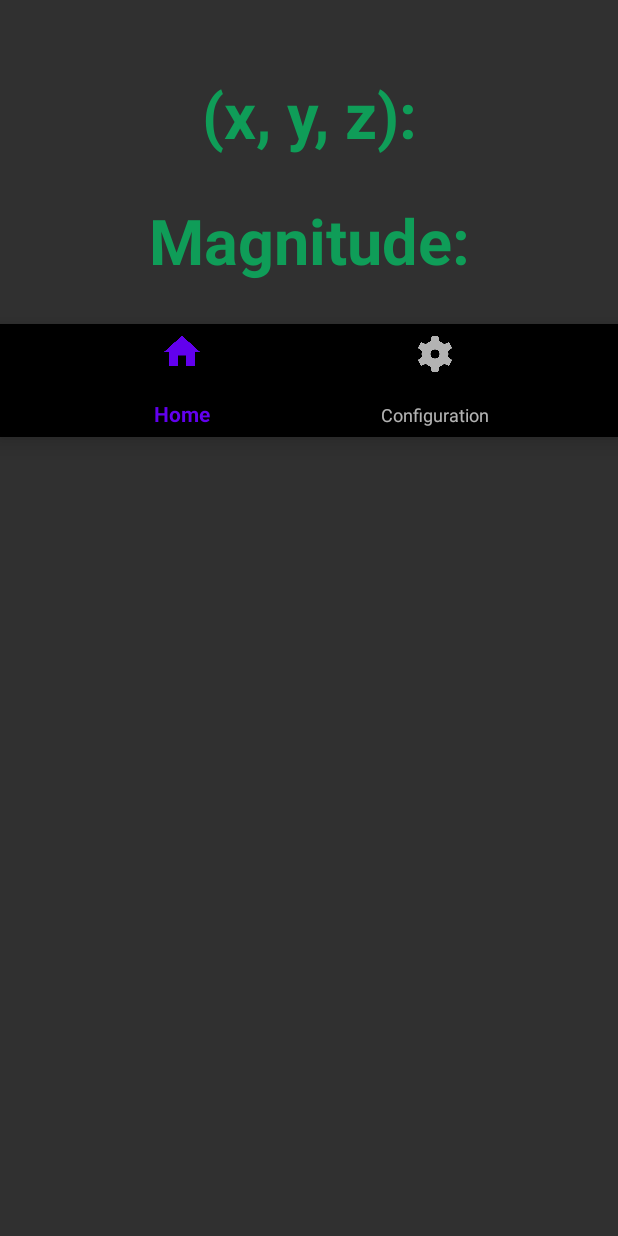
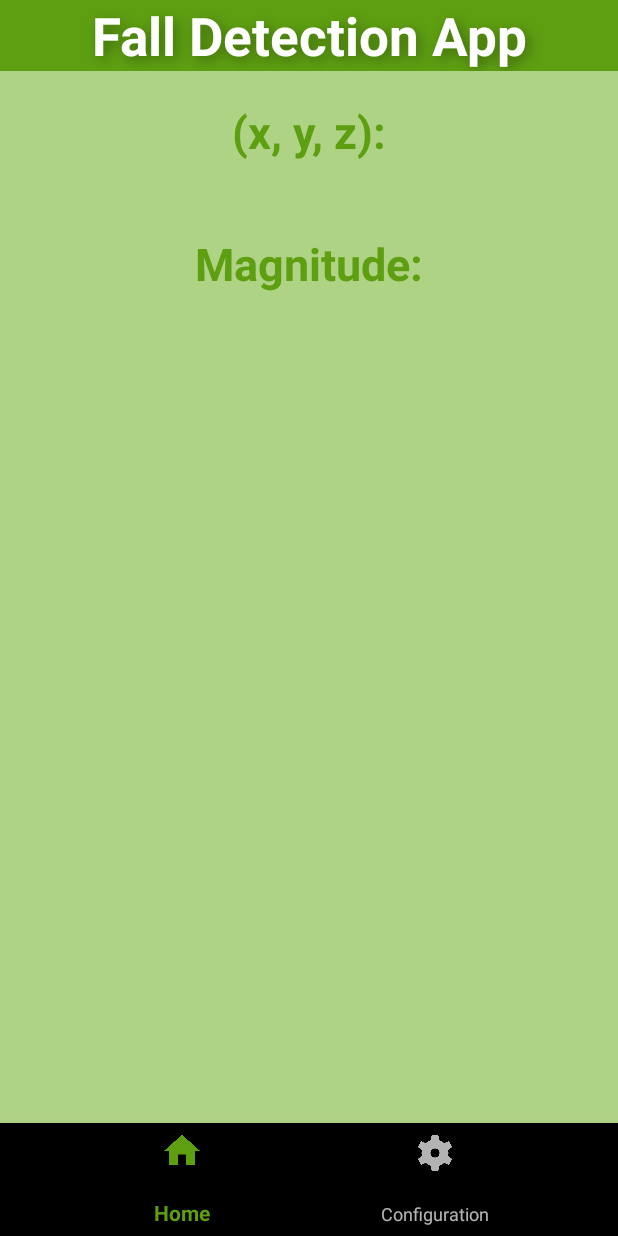
Before and after one commit to pulnara/android-fall-detection, an Android app: the screen it shows after launch (MainActivity), on a phone screen of 412 x 824 dp. Run offline under Robolectric (Android 15) with nearby library versions, the phone set to English and light mode, and no system bars.

Commit message:
UI improvements

```diff
--- a/app/build.gradle
+++ b/app/build.gradle
@@ -34,7 +34,6 @@ android {
 }
 
 dependencies {
-
     implementation "org.jetbrains.kotlin:kotlin-stdlib:$kotlin_version"
     implementation 'androidx.core:core-ktx:1.6.0'
     implementation 'androidx.appcompat:appcompat:1.3.0'
--- a/app/src/main/java/com/example/androidfalldetection/AccelerometerData.kt
+++ b/app/src/main/java/com/example/androidfalldetection/AccelerometerData.kt
@@ -5,15 +5,6 @@ import kotlin.math.sqrt
 import kotlin.math.PI
 
 class AccelerometerData(val x: Float, val y: Float, val z: Float) {
-
-    fun countRoll(): Float {
-        return atan(y / sqrt( x * x + z * z  )) * 180 / PI.toFloat()
-    }
-
-    fun countPitch(): Float {
-        return atan(x / sqrt( y * y + z * z  )) * 180 / PI.toFloat()
-    }
-
     fun countAcceleration(): Float {
         return sqrt(x * x + y * y + z * z)
     }
--- a/app/src/main/java/com/example/androidfalldetection/FallDetector.kt
+++ b/app/src/main/java/com/example/androidfalldetection/FallDetector.kt
@@ -17,7 +17,9 @@ import android.view.LayoutInflater
 import android.view.View
 import android.view.ViewGroup
 import android.widget.Button
+import androidx.core.content.ContextCompat
 import androidx.fragment.app.Fragment
+
 
 
 class FallDetector : Fragment(R.layout.fragment_fall_detection) {
@@ -30,6 +32,7 @@ class FallDetector : Fragment(R.layout.fragment_fall_detection) {
     var fallCount = 0
     lateinit var fallDetectionView: View
     private lateinit var abortButton: Button
+    private lateinit var animationButtonDrawable: AnimationDrawable
     private lateinit var smsManager: SmsManager
     var smsSent = false
 
@@ -41,13 +44,21 @@ class FallDetector : Fragment(R.layout.fragment_fall_detection) {
         smsManager = SmsManager.getDefault()
         fallDetectionView = inflater.inflate(R.layout.fragment_fall_detection, container, false)
         abortButton = fallDetectionView.findViewById(R.id.abortButton)
+        abortButton.setBackgroundResource(R.drawable.button_animation)
+        animationButtonDrawable = abortButton.background as AnimationDrawable
+
         abortButton.setOnClickListener {
             abortButton.visibility = View.INVISIBLE
-            fallDetectionView.background = null
             resetVariables()
         }
         return fallDetectionView
     }
+
+    override fun onStart() {
+        super.onStart()
+        animationButtonDrawable.start()
+    }
+
 
     fun detectFall(ad: AccelerometerData) {
         val acc = ad.countAcceleration()
@@ -71,18 +82,6 @@ class FallDetector : Fragment(R.layout.fragment_fall_detection) {
         layingOnGroundFlag = false
         landingFlag = false
         running = false
-    }
-
-    fun addBackgroundAnimation() {
-        val drawable = AnimationDrawable()
-        val handler = Handler()
-
-        drawable.addFrame(ColorDrawable(Color.RED), 400)
-        drawable.addFrame(ColorDrawable(Color.GREEN), 400)
-        drawable.setOneShot(false)
-
-        fallDetectionView.setBackground(drawable)
-        handler.postDelayed( { drawable.start() }, 100)
     }
 
     fun playNotificationSound() {
@@ -117,7 +116,6 @@ class FallDetector : Fragment(R.layout.fragment_fall_detection) {
                 fallCount += 1
                 layingOnGroundFlag = false
                 abortButton.visibility = View.VISIBLE
-                addBackgroundAnimation()
                 playNotificationSound()
             }else if (seconds > 3 && landingFlag == false) {
                 //reset variables??
--- a/app/src/main/java/com/example/androidfalldetection/MainActivity.kt
+++ b/app/src/main/java/com/example/androidfalldetection/MainActivity.kt
@@ -10,6 +10,7 @@ import androidx.fragment.app.Fragment
 import com.google.android.material.bottomnavigation.BottomNavigationView
 import kotlinx.android.synthetic.main.activity_main.*
 import kotlinx.android.synthetic.main.fragment_fall_detection.*
+import java.util.*
 
 
 class MainActivity : AppCompatActivity() {
@@ -50,11 +51,11 @@ class MainActivity : AppCompatActivity() {
             //on translation method of accelerometer
             override fun onTranslation(tx: Float, ty: Float, ts: Float) {
                 //Log.i("ACCELEROMETER", "($tx, $ty, $ts)")
-                val coordinatesAsString = "($tx, $ty, $ts)"
+                val coordinatesAsString = "(%.5f, %.5f, %.5f)".format(Locale.ENGLISH, tx, ty, ts)
                 xyz?.text = coordinatesAsString
                 // set the color red if the device moves in positive x axis
                 val accelerometerData = AccelerometerData(tx, ty, ts)
-                magnitude?.text = accelerometerData.countAcceleration().toString()
+                magnitude?.text = "%.5f".format(Locale.ENGLISH, accelerometerData.countAcceleration())
                 fallDetector.detectFall(accelerometerData)
             }
         })
--- /dev/null
+++ b/app/src/main/res/drawable/button_animation.xml
@@ -0,0 +1,6 @@
+<?xml version="1.0" encoding="utf-8"?>
+<animation-list xmlns:android="http://schemas.android.com/apk/res/android"
+    android:oneshot="false">
+    <item android:drawable="@drawable/round_button_blue" android:duration="350" />
+    <item android:drawable="@drawable/round_button_red" android:duration="350" />
+</animation-list>
--- /dev/null
+++ b/app/src/main/res/drawable/round_button_blue.xml
@@ -0,0 +1,9 @@
+<?xml version="1.0" encoding="utf-8"?>
+<shape xmlns:android="http://schemas.android.com/apk/res/android"
+    android:shape="rectangle">
+    <solid android:color="@android:color/holo_blue_dark" />
+    <corners android:bottomRightRadius="125dp"
+        android:bottomLeftRadius="125dp"
+        android:topRightRadius="125dp"
+        android:topLeftRadius="125dp"/>
+</shape>
--- /dev/null
+++ b/app/src/main/res/drawable/round_button_red.xml
@@ -0,0 +1,9 @@
+<?xml version="1.0" encoding="utf-8"?>
+<shape xmlns:android="http://schemas.android.com/apk/res/android"
+    android:shape="rectangle">
+    <solid android:color="@android:color/holo_red_dark" />
+    <corners android:bottomRightRadius="125dp"
+        android:bottomLeftRadius="125dp"
+        android:topRightRadius="125dp"
+        android:topLeftRadius="125dp"/>
+</shape>
--- a/app/src/main/res/layout/activity_main.xml
+++ b/app/src/main/res/layout/activity_main.xml
@@ -5,20 +5,44 @@
     android:layout_width="match_parent"
     android:layout_height="match_parent"
     android:orientation="vertical"
-    tools:context=".MainActivity">
+    android:background="@color/background"
+    tools:context=".MainActivity"
+    android:layout_gravity="bottom">
+
+    <TextView
+        android:layout_width="match_parent"
+        android:layout_height="wrap_content"
+        android:text="@string/app_name"
+        android:textColor="@color/white"
+        android:textAlignment="center"
+        android:shadowColor="@color/shadow"
+        android:shadowDx="4"
+        android:shadowDy="4"
+        android:shadowRadius="10"
+        android:textStyle="bold"
+        android:textSize="35sp"
+        android:background="@color/primeColor"/>
 
     <FrameLayout
         android:id="@+id/fallDetectionFragment"
         android:layout_width="match_parent"
         android:layout_height="wrap_content"/>
 
+    <!-- For sticking menu to the bottom -->
+    <LinearLayout
+        android:id="@+id/content"
+        android:layout_width="match_parent"
+        android:layout_height="0dp"
+        android:layout_weight="1"
+        android:orientation="vertical">
+    </LinearLayout>
+
     <com.google.android.material.bottomnavigation.BottomNavigationView
         android:id="@+id/bottomNavigationView"
         android:layout_width="match_parent"
         android:layout_height="75dp"
-        app:layout_constraintBottom_toBottomOf="parent"
-        app:layout_constraintEnd_toEndOf="parent"
         app:layout_constraintHorizontal_bias="0.5"
-        app:menu="@layout/bottom_navigation" />
+        app:menu="@layout/bottom_navigation"
+        />
 
 </LinearLayout>
--- a/app/src/main/res/layout/bottom_navigation.xml
+++ b/app/src/main/res/layout/bottom_navigation.xml
@@ -3,12 +3,11 @@
     <item
         android:id="@+id/home"
         android:title="@string/home"
-        android:icon="@drawable/home"/>
+        android:icon="@drawable/home" />
 
     <item
         android:id="@+id/configuration"
         android:title="@string/config"
         android:icon="@drawable/settings"/>
 
-
 </menu>
--- a/app/src/main/res/layout/configuration.xml
+++ b/app/src/main/res/layout/configuration.xml
@@ -5,19 +5,23 @@
     android:layout_width="match_parent"
     android:layout_height="match_parent"
     android:autofillHints="Phone number"
-    tools:context=".MainActivity">
+    tools:context=".MainActivity"
+
+    android:background="@color/background">
 
     <TextView
         android:id="@+id/phoneNumberLabel"
         android:layout_width="wrap_content"
         android:layout_height="wrap_content"
-        android:layout_marginTop="224dp"
+        android:layout_marginTop="150dp"
         android:text="@string/phone_number"
-        android:textSize="18sp"
+        android:textSize="30sp"
+        android:textStyle="bold"
         app:layout_constraintEnd_toEndOf="parent"
         app:layout_constraintHorizontal_bias="0.501"
         app:layout_constraintStart_toStartOf="parent"
-        app:layout_constraintTop_toTopOf="parent" />
+        app:layout_constraintTop_toTopOf="parent"
+        android:textColor="@color/black"/>
 
     <EditText
         android:id="@+id/editTextPhone"
@@ -26,16 +30,23 @@
         android:layout_marginTop="8dp"
         android:autofillHints="Phone"
         android:ems="10"
+        android:textSize="30sp"
         android:inputType="phone"
+        android:textAlignment="center"
         app:layout_constraintEnd_toEndOf="parent"
         app:layout_constraintStart_toStartOf="parent"
-        app:layout_constraintTop_toBottomOf="@+id/phoneNumberLabel" />
+        app:layout_constraintTop_toBottomOf="@+id/phoneNumberLabel"
+        android:textColor="@color/black"
+        android:backgroundTint="@color/black"
+        />
 
     <Button
         android:id="@+id/saveButton"
         android:layout_width="wrap_content"
         android:layout_height="wrap_content"
         android:text="@string/save"
+        android:padding="30sp"
+        android:textSize="20sp"
         app:layout_constraintBottom_toBottomOf="parent"
         app:layout_constraintEnd_toEndOf="parent"
         app:layout_constraintStart_toStartOf="parent"
--- a/app/src/main/res/layout/fragment_fall_detection.xml
+++ b/app/src/main/res/layout/fragment_fall_detection.xml
@@ -3,26 +3,18 @@
     xmlns:app="http://schemas.android.com/apk/res-auto"
     android:orientation="vertical"
     android:layout_width="match_parent"
-    android:layout_height="match_parent">
+    android:layout_height="match_parent"
+    android:background="@color/background">
 
-    <Button
-        android:id="@+id/abortButton"
-        android:layout_width="match_parent"
-        android:layout_height="wrap_content"
-        android:text="@string/false_alarm"
-        android:visibility="invisible"
-        android:textAlignment="center"
-        android:textSize="20sp"
-        android:backgroundTint="@android:color/holo_red_dark"
-        android:textStyle="bold"/>
 
     <TextView
+        android:layout_marginTop="20dp"
+        android:textColor="@color/primeColor"
         android:layout_width="match_parent"
         android:layout_height="wrap_content"
         android:text="@string/x_y_z"
         android:textAlignment="center"
-        android:textColor="#0F9D58"
-        android:textSize="42sp"
+        android:textSize="30sp"
         android:textStyle="bold"
         app:layout_constraintBottom_toBottomOf="parent"
         app:layout_constraintLeft_toLeftOf="parent"
@@ -31,10 +23,14 @@
 
     <TextView
         android:id="@+id/xyz"
+        android:ellipsize="none"
+        android:gravity="center"
+        android:maxLines="1"
         android:layout_width="match_parent"
         android:layout_height="wrap_content"
         android:textAlignment="center"
         android:textSize="20sp"
+        android:textColor="@color/black"
         android:textStyle="bold"
         app:layout_constraintBottom_toBottomOf="parent"
         app:layout_constraintLeft_toLeftOf="parent"
@@ -46,8 +42,9 @@
         android:layout_height="wrap_content"
         android:text="@string/magnitude"
         android:textAlignment="center"
-        android:textColor="#0F9D58"
-        android:textSize="42sp"
+        android:textColor="@color/primeColor"
+        android:textSize="30sp"
+        android:layout_marginTop="20dp"
         android:textStyle="bold"
         app:layout_constraintBottom_toBottomOf="parent"
         app:layout_constraintLeft_toLeftOf="parent"
@@ -61,9 +58,28 @@
         android:textAlignment="center"
         android:textSize="20sp"
         android:textStyle="bold"
+        android:textColor="@color/black"
         app:layout_constraintBottom_toBottomOf="parent"
         app:layout_constraintLeft_toLeftOf="parent"
         app:layout_constraintRight_toRightOf="parent"
         app:layout_constraintTop_toTopOf="parent" />
 
+    <Button
+        android:background="@drawable/button_animation"
+        android:id="@+id/abortButton"
+        android:layout_width="250dp"
+        android:layout_height="250dp"
+        android:text="@string/false_alarm"
+        android:textAlignment="center"
+        android:textSize="40sp"
+        android:textStyle="bold"
+        android:layout_marginTop="25dp"
+        android:layout_gravity="center"
+        android:visibility="invisible"
+        />
+
+
 </LinearLayout>
+
+
+<!--    android:visibility="invisible"-->
--- a/app/src/main/res/values/colors.xml
+++ b/app/src/main/res/values/colors.xml
@@ -6,5 +6,8 @@
     <color name="teal_200">#FF03DAC5</color>
     <color name="teal_700">#FF018786</color>
     <color name="black">#FF000000</color>
+    <color name="shadow">#54000000</color>
     <color name="white">#FFFFFFFF</color>
+    <color name="background">#AFD385</color>
+    <color name="primeColor">#5E9F12</color>
 </resources>
--- a/app/src/main/res/values/strings.xml
+++ b/app/src/main/res/values/strings.xml
@@ -1,5 +1,5 @@
 <resources>
-    <string name="app_name">Android Fall Detection</string>
+    <string name="app_name">Fall Detection App</string>
     <string name="false_alarm">FALSE ALARM!</string>
     <string name="x_y_z">(x, y, z):</string>
     <string name="magnitude">Magnitude:</string>
--- a/app/src/main/res/values/themes.xml
+++ b/app/src/main/res/values/themes.xml
@@ -2,12 +2,12 @@
     <!-- Base application theme. -->
     <style name="Theme.AndroidFallDetection" parent="Theme.AppCompat.NoActionBar">
         <!-- Primary brand color. -->
-        <item name="colorPrimary">@color/purple_500</item>
-        <item name="colorPrimaryVariant">@color/purple_700</item>
+        <item name="colorPrimary">@color/primeColor</item>
+        <item name="colorPrimaryVariant">@color/background</item>
         <item name="colorOnPrimary">@color/white</item>
         <!-- Secondary brand color. -->
-        <item name="colorSecondary">@color/teal_200</item>
-        <item name="colorSecondaryVariant">@color/teal_700</item>
+        <item name="colorSecondary">#91D385</item>
+        <item name="colorSecondaryVariant">#129F14</item>
         <item name="colorOnSecondary">@color/black</item>
         <!-- Status bar color. -->
         <item name="android:statusBarColor" tools:targetApi="l">?attr/colorPrimaryVariant</item>
```
